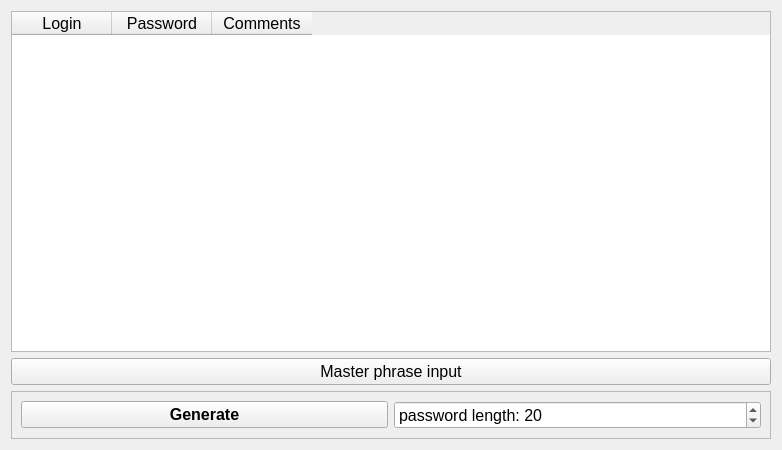
Qt form widget.ui (nawww83/AllPass) before a commit.
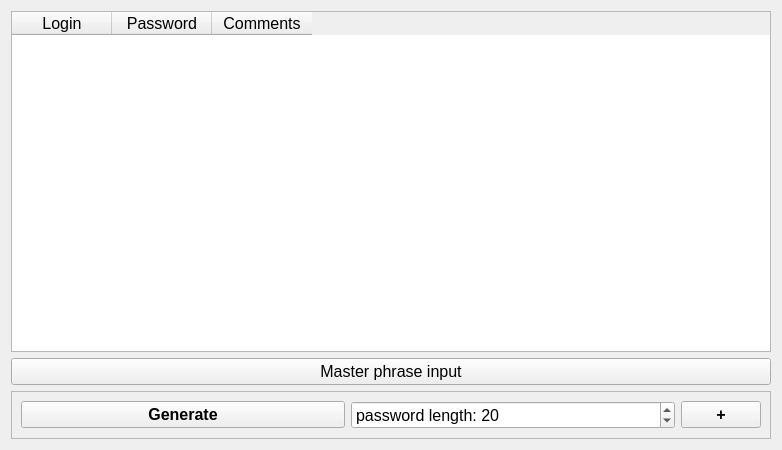
The same form after that commit.

Commit message: Add Del keypress; make single selected; add + empty row button

Patch:
```diff
--- a/widget.ui
+++ b/widget.ui
@@ -104,6 +104,28 @@
           </property>
          </widget>
         </item>
+        <item>
+         <widget class="QPushButton" name="btn_add_empty_row">
+          <property name="sizePolicy">
+           <sizepolicy hsizetype="Fixed" vsizetype="Fixed">
+            <horstretch>0</horstretch>
+            <verstretch>0</verstretch>
+           </sizepolicy>
+          </property>
+          <property name="font">
+           <font>
+            <pointsize>12</pointsize>
+            <bold>true</bold>
+           </font>
+          </property>
+          <property name="toolTip">
+           <string>&lt;html&gt;&lt;head/&gt;&lt;body&gt;&lt;p&gt;&lt;span style=&quot; font-weight:400;&quot;&gt;Add empty row&lt;/span&gt;&lt;/p&gt;&lt;/body&gt;&lt;/html&gt;</string>
+          </property>
+          <property name="text">
+           <string>+</string>
+          </property>
+         </widget>
+        </item>
        </layout>
       </widget>
      </item>
```
The commit also changes 2 other files.
